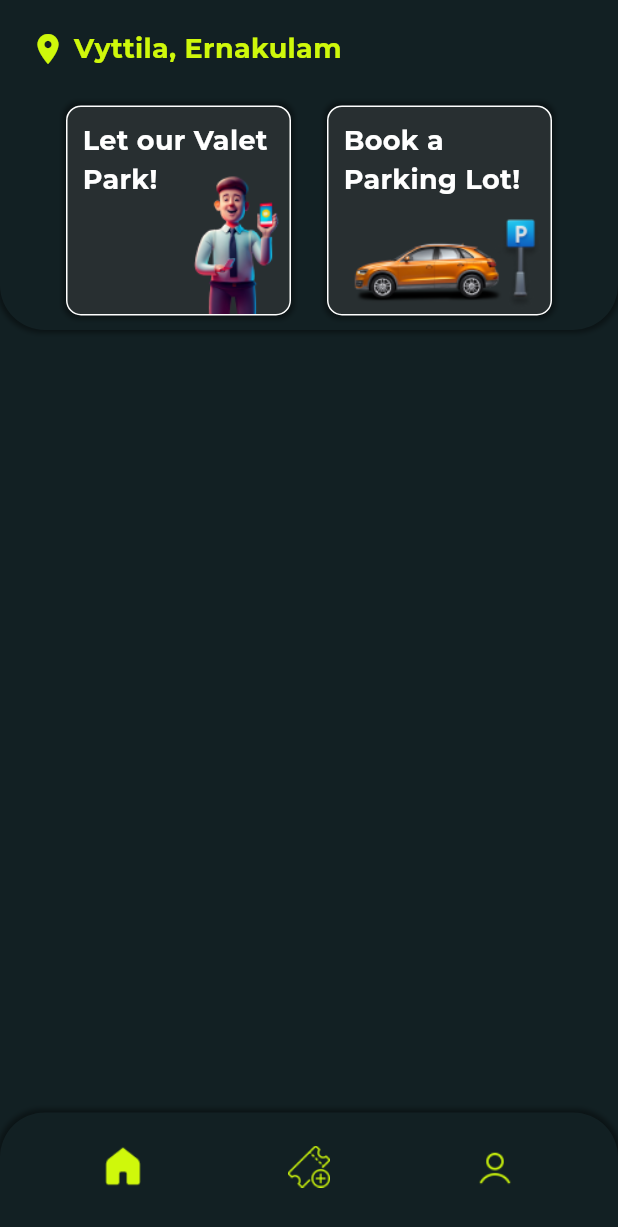
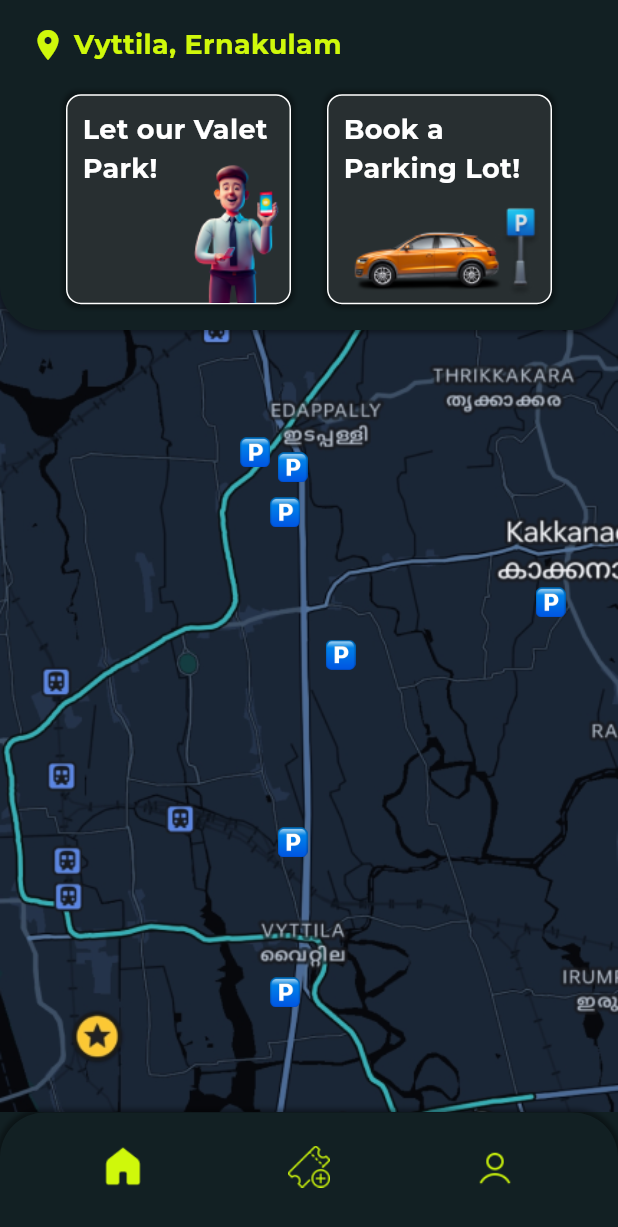
Before and after one commit to afradahsan/PARK-R, a Flutter app: the BottomNav screen opened directly, on a phone screen of 412 x 824 dp. Shown: the top 1227 px of the screen. Run offline on Flutter 3.47's test engine with Material 3 defaults, Android fonts, the phone set to English and light mode, and no system bars; our stand-ins replace firebase_auth, firebase_core, google_fonts; accounts and stored records are empty.

Commit message:
Homepage ui edits

```diff
--- a/lib/presentation/screens/navscreens.dart/bottomnav.dart
+++ b/lib/presentation/screens/navscreens.dart/bottomnav.dart
@@ -68,30 +68,38 @@
               selectedIndex = index;
             });
           },
-    backgroundColor: darkbgColor, // Set the color to darkbgColor
+          backgroundColor: Colors.transparent, // Set the color to darkbgColor
           items: [
             BottomNavigationBarItem(
               icon: selectedIndex == 0
-            ? Image.asset('assets/Home-filled.png', height: 30,)
+                  ? Image.asset(
+                      'assets/Home-filled.png',
+                      height: 30,
+                    )
                   : Image.asset('assets/Home-outline.png', height: 30),
               label: '',
             ),
             BottomNavigationBarItem(
               icon: selectedIndex == 1
-            ? Image.asset('assets/ticket-filled.png', height: 28,)
+                  ? Image.asset(
+                      'assets/ticket-filled.png',
+                      height: 28,
+                    )
                   : Image.asset('assets/ticket-outlined.png', height: 28),
               label: '',
             ),
             BottomNavigationBarItem(
               icon: selectedIndex == 2
-            ? Image.asset('assets/profile-filled.png', height: 32,)
+                  ? Image.asset(
+                      'assets/profile-filled.png',
+                      height: 32,
+                    )
                   : Image.asset('assets/profile-outlined.png', height: 32),
               label: '',
             ),
           ],
         ),
       ),
-
     );
   }
 }
--- a/lib/presentation/screens/navscreens.dart/homepage.dart
+++ b/lib/presentation/screens/navscreens.dart/homepage.dart
@@ -11,10 +11,16 @@
   Widget build(BuildContext context) {
     return Scaffold(
       body: SafeArea(
-          child: Column(
+          child: Stack(
         children: [
           Container(
-            padding: const EdgeInsets.fromLTRB(20, 10, 20, 0),
+              width: double.maxFinite,
+              child: Image.asset(
+                'assets/maps-sample-image.png',
+                fit: BoxFit.cover,
+              )),
+          Container(
+            padding: const EdgeInsets.fromLTRB(20, 10, 20, 10),
             height: 220,
             width: double.maxFinite,
             decoration: BoxDecoration(
@@ -43,20 +49,80 @@
                       color: greenColor,
                     ),
                     sizedwfive(context),
-                    Text('Vyttila, Ernakulam', style: KTextTheme.darkTextTheme.titleMedium,)
+                    Text(
+                      'Vyttila, Ernakulam',
+                      style: KTextTheme.darkTextTheme.titleMedium,
+                    )
                   ],
                 ),
                 sizedfive(context),
-                 Row(
+                const Row(
                   mainAxisAlignment: MainAxisAlignment.spaceEvenly,
                   children: [
-                    ServiceContainer(text: 'Let our Valet Park!', image: 'assets/man-valet-park-3d.png', imageheight: 100,),
-                    ServiceContainer(text: 'Book a Parking Lot!', image: 'assets/car-q3-parked.png', imageheight: 70,),
+                    ServiceContainer(
+                      text: 'Let our Valet Park!',
+                      image: 'assets/man-valet-park-3d.png',
+                      imageheight: 100,
+                    ),
+                    ServiceContainer(
+                      text: 'Book a Parking Lot!',
+                      image: 'assets/car-q3-parked.png',
+                      imageheight: 70,
+                    ),
                   ],
                 ),
               ],
             ),
-          )
+          ),
+          Positioned(
+              bottom: 170,
+              left: 185,
+              child: Image.asset(
+                'assets/parking-emoji.png',
+                height: 20,
+              )),
+          Positioned(
+              bottom: 70,
+              left: 180,
+              child: Image.asset(
+                'assets/parking-emoji.png',
+                height: 20,
+              )),
+          Positioned(
+              bottom: 390,
+              left: 180,
+              child: Image.asset(
+                'assets/parking-emoji.png',
+                height: 20,
+              )),
+          Positioned(
+              bottom: 420,
+              left: 185,
+              child: Image.asset(
+                'assets/parking-emoji.png',
+                height: 20,
+              )),
+          Positioned(
+              bottom: 430,
+              left: 160,
+              child: Image.asset(
+                'assets/parking-emoji.png',
+                height: 20,
+              )),
+          Positioned(
+              bottom: 295,
+              right: 175,
+              child: Image.asset(
+                'assets/parking-emoji.png',
+                height: 20,
+              )),
+          Positioned(
+              bottom: 330,
+              right: 35,
+              child: Image.asset(
+                'assets/parking-emoji.png',
+                height: 20,
+              )),
         ],
       )),
     );
```
Also changed, not shown: assets/maps-sample-image.png (added), assets/parking-emoji.png (added). Lines whose indentation alone changed are shown as unchanged.
